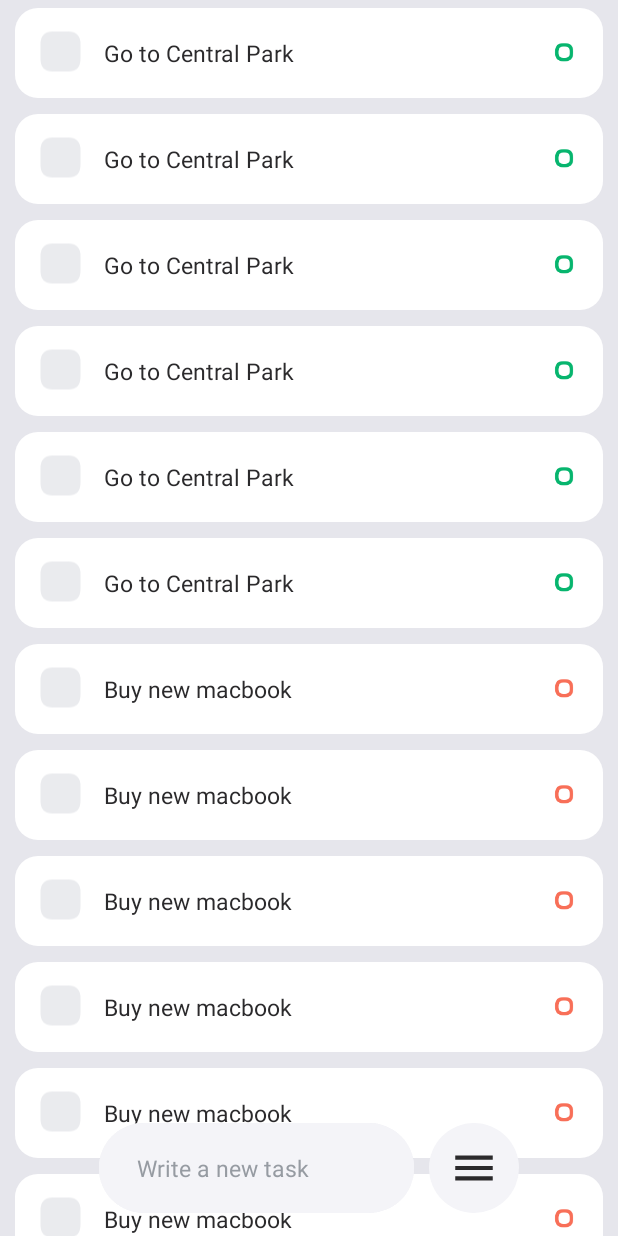
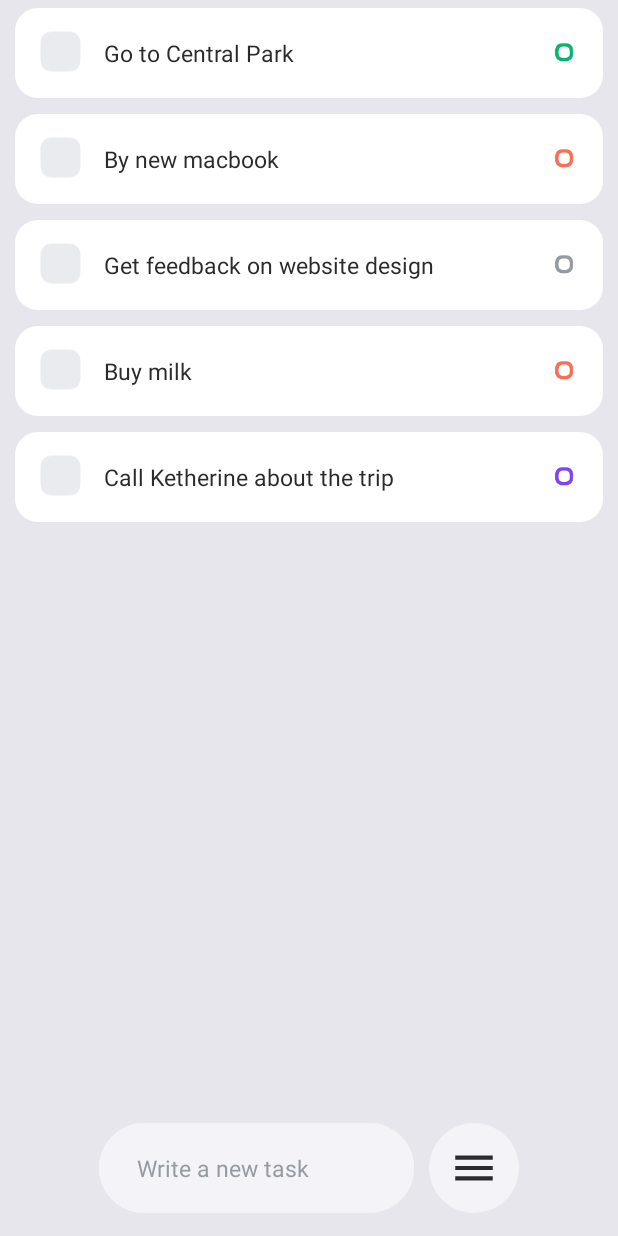
Before and after one commit to Kavrese/ProKeyboard, an Android app: the screen it shows after launch (MainActivity), on a phone screen of 412 x 824 dp. Run offline under Robolectric (Android 15) with nearby library versions, the phone set to English and light mode, and no system bars; libraries missing offline, so code that uses them is left out: net.yslibrary.android; 1 statement that could not run was skipped.

Commit message:
add fun create new task

```diff
--- a/app/src/main/java/com/example/prokeyboard/Adapter.kt
+++ b/app/src/main/java/com/example/prokeyboard/Adapter.kt
@@ -36,13 +36,14 @@ class Adapter(var list: MutableList<ModelItem>, private val activity: MainActivi
         holder.nameList.text = list[position].indicator.name
         holder.nameList.setTextColor(activity.resources.getColor(list[position].indicator.colorId))
         holder.checkBox.setOnCheckedChangeListener { _, b ->
+
             if (b) {
                 activity.getAddSelectedPosition(position)
             }else{
                 activity.getRemoveSelectedPosition(position)
             }
         }
-        holder.indicator.setImageResource(list[position].indicator.drawableId)
+        holder.indicator.setImageDrawable(list[position].indicator.drawable)
         holder.indicator.setOnLongClickListener {
             vibrate()
             if (!openListName) {
--- a/app/src/main/java/com/example/prokeyboard/MainActivity.kt
+++ b/app/src/main/java/com/example/prokeyboard/MainActivity.kt
@@ -5,7 +5,9 @@ import android.graphics.Typeface.*
 import android.graphics.drawable.Drawable
 import android.os.Bundle
 import android.os.Handler
+import android.view.KeyEvent
 import android.view.View
+import android.view.inputmethod.EditorInfo
 import android.view.inputmethod.InputMethodManager
 import android.widget.TextView
 import androidx.appcompat.app.AppCompatActivity
@@ -19,131 +21,25 @@ import kotlinx.android.synthetic.main.lin_indicator_list.*
 import net.yslibrary.android.keyboardvisibilityevent.KeyboardVisibilityEvent
 import net.yslibrary.android.keyboardvisibilityevent.KeyboardVisibilityEventListener
 
-class MainActivity : AppCompatActivity(), MyInterface, View.OnClickListener {
+class MainActivity : AppCompatActivity(), MyInterface, View.OnClickListener,
+    TextView.OnEditorActionListener {
     var selectedListPosition = mutableListOf<Int>()
     private var isOpenMenuSelected = false
     private var isOpenFullEditText= false
     private var isShowEditText = true
     private var ignoreKeyboard = false
-    var listAllItem = mutableListOf(
-        ModelItem(
-            "Go to Central Park", ModelIndicator(
-                "Go",
-                R.drawable.indicator_green,
-                R.color.colorGreen
-            )
-        ),
-        ModelItem(
-            "Go to Central Park", ModelIndicator(
-                "Go",
-                R.drawable.indicator_green,
-                R.color.colorGreen
-            )
-        ),
-        ModelItem(
-            "Go to Central Park", ModelIndicator(
-                "Go",
-                R.drawable.indicator_green,
-                R.color.colorGreen
-            )
-        ),
-        ModelItem(
-            "Go to Central Park", ModelIndicator(
-                "Go",
-                R.drawable.indicator_green,
-                R.color.colorGreen
-            )
-        ),
-        ModelItem(
-            "Go to Central Park", ModelIndicator(
-                "Go",
-                R.drawable.indicator_green,
-                R.color.colorGreen
-            )
-        ),
-        ModelItem(
-            "Go to Central Park", ModelIndicator(
-                "Go",
-                R.drawable.indicator_green,
-                R.color.colorGreen
-            )
-        ),
-        ModelItem(
-            "Buy new macbook", ModelIndicator(
-                "Buy",
-                R.drawable.indicator_red,
-                R.color.colorRed
-            )
-        ),
-        ModelItem(
-            "Buy new macbook", ModelIndicator(
-                "Buy",
-                R.drawable.indicator_red,
-                R.color.colorRed
-            )
-        ),
-        ModelItem(
-            "Buy new macbook", ModelIndicator(
-                "Buy",
-                R.drawable.indicator_red,
-                R.color.colorRed
-            )
-        ),
-        ModelItem(
-            "Buy new macbook", ModelIndicator(
-                "Buy",
-                R.drawable.indicator_red,
-                R.color.colorRed
-            )
-        ),
-        ModelItem(
-            "Buy new macbook", ModelIndicator(
-                "Buy",
-                R.drawable.indicator_red,
-                R.color.colorRed
-            )
-        ),
-        ModelItem(
-            "Buy new macbook", ModelIndicator(
-                "Buy",
-                R.drawable.indicator_red,
-                R.color.colorRed
-            )
-        ),
-        ModelItem("Get feedback on website design"),
-        ModelItem("Get feedback on website design"),
-        ModelItem("Get feedback on website design"),
-        ModelItem("Get feedback on website design"),
-        ModelItem("Get feedback on website design"),
-        ModelItem("Buy milk", ModelIndicator("Buy", R.drawable.indicator_red, R.color.colorRed)),
-        ModelItem("Buy milk", ModelIndicator("Buy", R.drawable.indicator_red, R.color.colorRed)),
-        ModelItem("Buy milk", ModelIndicator("Buy", R.drawable.indicator_red, R.color.colorRed)),
-        ModelItem("Buy milk", ModelIndicator("Buy", R.drawable.indicator_red, R.color.colorRed)),
-        ModelItem(
-            "Call Katherine about the trip", ModelIndicator(
-                "Work",
-                R.drawable.indicator_purple,
-                R.color.colorPurple
-            )
-        ),
-        ModelItem(
-            "Call Katherine about the trip", ModelIndicator(
-                "Work",
-                R.drawable.indicator_purple,
-                R.color.colorPurple
-            )
-        ),
-        ModelItem(
-            "Call Katherine about the trip", ModelIndicator(
-                "Work",
-                R.drawable.indicator_purple,
-                R.color.colorPurple
-            )
-        )
-    )
+    private var listAllItem = mutableListOf<ModelItem>()
+
     override fun onCreate(savedInstanceState: Bundle?) {
         super.onCreate(savedInstanceState)
         setContentView(R.layout.activity_main)
+        message.setOnEditorActionListener(this)
+        listAllItem = mutableListOf(
+            ModelItem("Go to Central Park", ModelIndicator("Go",getDrawable(R.drawable.indicator_green), R.color.colorGreen)),
+            ModelItem("By new macbook", ModelIndicator("Buy", getDrawable(R.drawable.indicator_red), R.color.colorRed)),
+            ModelItem("Get feedback on website design", ModelIndicator(drawable = getDrawable(R.drawable.indicator_grey))),
+            ModelItem("Buy milk", ModelIndicator("Buy", getDrawable(R.drawable.indicator_red), R.color.colorRed)),
+            ModelItem("Call Ketherine about the trip", ModelIndicator("Work", getDrawable(R.drawable.indicator_purple), R.color.colorPurple)))
         rec.apply {
             layoutManager = LinearLayoutManager(this@MainActivity)
         }
@@ -213,6 +109,11 @@ class MainActivity : AppCompatActivity(), MyInterface, View.OnClickListener {
                 ""
             ), getDrawable(R.drawable.check), Drawable.createFromPath("")
         )
+    }
+
+    private fun initFullEditText(){
+        message.setText("")
+        initViewChooseList("Not assigned", getDrawable(R.drawable.indicator_grey)!!)
     }
 
     private fun initMenu(){
@@ -392,4 +293,23 @@ class MainActivity : AppCompatActivity(), MyInterface, View.OnClickListener {
         showKeyboard()
     }
 
+    override fun onEditorAction(p0: TextView?, p1: Int, p2: KeyEvent?): Boolean {
+        return if (p1 == EditorInfo.IME_ACTION_DONE){
+            var colorId = R.id.Grey
+            when (chooseList.text.toString()){
+                "Go" -> colorId = R.color.colorGreen
+                "Buy" -> colorId = R.color.colorRed
+                "Work" -> colorId = R.color.colorPurple
+            }
+            val save = ModelItem(message.text.toString(), ModelIndicator(chooseList.text.toString(), chooseList.compoundDrawables[0], colorId))
+            listAllItem.add(save)
+            initNewAdapterForRecyclerView()
+            initFullEditText()
+            initWindowChooseInd(Grey)
+            true
+        }else{
+            false
+        }
+    }
+
 }
--- a/app/src/main/java/com/example/prokeyboard/ModelIndicator.kt
+++ b/app/src/main/java/com/example/prokeyboard/ModelIndicator.kt
@@ -1,7 +1,9 @@
 package com.example.prokeyboard
 
+import android.graphics.drawable.Drawable
+
 class ModelIndicator (
-    var name: String? = null,
-    var drawableId: Int = R.drawable.indicator_grey,
+    var name: String? = "Not assigned",
+    var drawable: Drawable? = null,
     var colorId: Int = R.color.colorGrey
 )
--- a/app/src/main/java/com/example/prokeyboard/ModelItem.kt
+++ b/app/src/main/java/com/example/prokeyboard/ModelItem.kt
@@ -2,5 +2,5 @@ package com.example.prokeyboard
 
 class ModelItem (
     var name: String? = null,
-    var indicator: ModelIndicator = ModelIndicator("Not assigned")
+    var indicator: ModelIndicator = ModelIndicator()
 )
--- a/app/src/main/res/layout/lin_edittext.xml
+++ b/app/src/main/res/layout/lin_edittext.xml
@@ -43,7 +43,7 @@
             android:drawableRight="@drawable/down"
             android:gravity="center"
             android:paddingLeft="10dp"
-            android:text="Grey"
+            android:text="Not assigned"
             android:textColor="@color/colorAccent"
             android:textSize="12sp"
             android:visibility="invisible"
--- a/app/src/main/res/layout/lin_indicator_list.xml
+++ b/app/src/main/res/layout/lin_indicator_list.xml
@@ -20,7 +20,7 @@
         android:onClick="onClick"
         android:paddingLeft="40dp"
         android:paddingRight="20dp"
-        android:text="Green"
+        android:text="Go"
         android:textColor="@color/colorAccent"
         android:textSize="18sp"
         android:visibility="visible"
@@ -37,7 +37,7 @@
         android:onClick="onClick"
         android:paddingLeft="40dp"
         android:paddingRight="20dp"
-        android:text="Purple"
+        android:text="Work"
         android:textColor="@color/colorAccent"
         android:textSize="18sp"
         android:visibility="visible"
@@ -54,7 +54,7 @@
         android:onClick="onClick"
         android:paddingLeft="40dp"
         android:paddingRight="20dp"
-        android:text="Red"
+        android:text="Buy"
         android:textColor="@color/colorAccent"
         android:textSize="18sp"
         android:visibility="visible"
@@ -71,7 +71,7 @@
         android:onClick="onClick"
         android:paddingLeft="40dp"
         android:paddingRight="20dp"
-        android:text="Grey"
+        android:text="Not assigned"
         android:textColor="@color/colorAccent"
         android:textSize="18sp"
         android:textStyle="bold"
```
